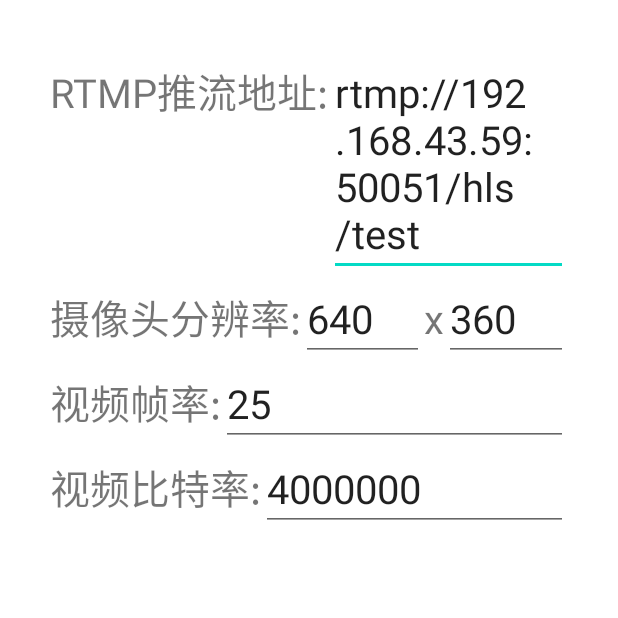
After one commit to YUPANZHAO/AndroidCamera, an Android app: the SettingActivity screen opened directly, with no data from a screen before it, on a phone screen of 412 x 824 dp, the top half of it. The commit adds this screen. Run offline under Robolectric (Android 15) with nearby library versions, the phone set to English and light mode, and no system bars.

Commit message:
增加参数设置 & 显示

```diff
--- /dev/null
+++ b/app/src/main/java/com/androidcamera/SettingActivity.java
@@ -0,0 +1,57 @@
+package com.androidcamera;
+
+import androidx.appcompat.app.ActionBar;
+import androidx.appcompat.app.AppCompatActivity;
+
+import android.os.Bundle;
+import android.preference.PreferenceManager;
+import android.widget.EditText;
+
+public class SettingActivity extends AppCompatActivity {
+
+    private EditText et_rtmpPushUrl;
+    private EditText et_width;
+    private EditText et_height;
+    private EditText et_fps;
+    private EditText et_bitrate;
+
+
+    @Override
+    protected void onCreate(Bundle savedInstanceState) {
+        super.onCreate(savedInstanceState);
+        setContentView(R.layout.activity_setting);
+
+        init();
+    }
+
+    private void init() {
+        // 去除默认标题栏
+        ActionBar actionBar=getSupportActionBar();
+        if(actionBar!=null){
+            actionBar.hide();
+        }
+        // findViewById
+        et_rtmpPushUrl = findViewById(R.id.setting_et_rtmp_push_url);
+        et_width = findViewById(R.id.setting_et_width);
+        et_height = findViewById(R.id.setting_et_height);
+        et_fps = findViewById(R.id.setting_et_fps);
+        et_bitrate = findViewById(R.id.setting_et_bitrate);
+        // init value
+        et_rtmpPushUrl.setText(GlobalInfo.rtmpPushUrl);
+        et_width.setText(String.valueOf(GlobalInfo.width));
+        et_height.setText(String.valueOf(GlobalInfo.height));
+        et_fps.setText(String.valueOf(GlobalInfo.fps));
+        et_bitrate.setText(String.valueOf(GlobalInfo.bitrate));
+    }
+
+    @Override
+    protected void onStop() {
+        super.onStop();
+        GlobalInfo.rtmpPushUrl = et_rtmpPushUrl.getText().toString();
+        GlobalInfo.width = Integer.valueOf(et_width.getText().toString());
+        GlobalInfo.height = Integer.valueOf(et_height.getText().toString());
+        GlobalInfo.fps = Integer.valueOf(et_fps.getText().toString());
+        GlobalInfo.bitrate = Integer.valueOf(et_bitrate.getText().toString());
+    }
+
+}
--- /dev/null
+++ b/app/src/main/res/layout/activity_setting.xml
@@ -0,0 +1,91 @@
+<?xml version="1.0" encoding="utf-8"?>
+<LinearLayout xmlns:android="http://schemas.android.com/apk/res/android"
+    xmlns:app="http://schemas.android.com/apk/res-auto"
+    xmlns:tools="http://schemas.android.com/tools"
+    android:layout_width="match_parent"
+    android:layout_height="match_parent"
+    tools:context=".SettingActivity"
+    android:orientation="vertical"
+    android:padding="50px">
+
+    <LinearLayout
+        android:layout_width="match_parent"
+        android:layout_height="wrap_content"
+        android:orientation="horizontal">
+        <TextView
+            android:layout_width="wrap_content"
+            android:layout_height="wrap_content"
+            android:text="RTMP推流地址:"
+            android:textSize="40px" />
+        <EditText
+            android:id="@+id/setting_et_rtmp_push_url"
+            android:layout_width="match_parent"
+            android:layout_height="wrap_content"
+            android:textSize="40px" />
+    </LinearLayout>
+
+    <LinearLayout
+        android:layout_width="match_parent"
+        android:layout_height="wrap_content"
+        android:orientation="horizontal">
+        <TextView
+            android:layout_width="wrap_content"
+            android:layout_height="wrap_content"
+            android:text="摄像头分辨率:"
+            android:textSize="40px" />
+        <EditText
+            android:id="@+id/setting_et_width"
+            android:layout_width="0px"
+            android:layout_weight="1"
+            android:layout_height="wrap_content"
+            android:inputType="number"
+            android:textSize="40px" />
+        <TextView
+            android:layout_width="wrap_content"
+            android:layout_height="wrap_content"
+            android:text="x"
+            android:textSize="40px" />
+        <EditText
+            android:id="@+id/setting_et_height"
+            android:layout_width="0px"
+            android:layout_weight="1"
+            android:layout_height="wrap_content"
+            android:inputType="number"
+            android:textSize="40px" />
+    </LinearLayout>
+
+    <LinearLayout
+        android:layout_width="match_parent"
+        android:layout_height="wrap_content"
+        android:orientation="horizontal">
+        <TextView
+            android:layout_width="wrap_content"
+            android:layout_height="wrap_content"
+            android:text="视频帧率:"
+            android:textSize="40px" />
+        <EditText
+            android:id="@+id/setting_et_fps"
+            android:layout_width="match_parent"
+            android:layout_height="wrap_content"
+            android:inputType="number"
+            android:textSize="40px" />
+    </LinearLayout>
+
+    <LinearLayout
+        android:layout_width="match_parent"
+        android:layout_height="wrap_content"
+        android:orientation="horizontal">
+        <TextView
+            android:layout_width="wrap_content"
+            android:layout_height="wrap_content"
+            android:text="视频比特率:"
+            android:textSize="40px" />
+        <EditText
+            android:id="@+id/setting_et_bitrate"
+            android:layout_width="match_parent"
+            android:layout_height="wrap_content"
+            android:inputType="number"
+            android:textSize="40px" />
+    </LinearLayout>
+
+</LinearLayout>
```
Also changed, not shown: app/src/main/AndroidManifest.xml (+8 -6 lines), app/src/main/java/com/androidcamera/FrameChannel.java (+4 -4 lines), app/src/main/java/com/androidcamera/GlobalInfo.java (added, +16 -0 lines), app/src/main/java/com/androidcamera/MainActivity.java (+18 -95 lines), app/src/main/java/com/androidcamera/SurveillanceActivity.java (added, +180 -0 lines), app/src/main/res/layout/activity_main.xml (+0 -23 lines), app/src/main/res/layout/activity_surveillance.xml (added, +45 -0 lines), app/src/main/res/drawable/close_camera.png.
